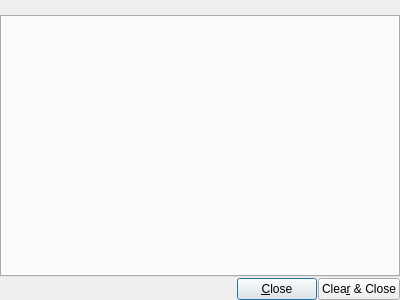
Qt form Viewer/src/ChangeNotifyDialog.ui (ecmwf/ecflow) before a commit.
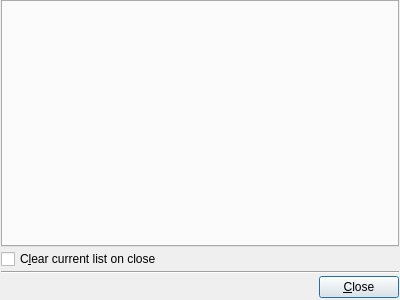
The same form after that commit. Custom widgets are drawn as their Qt base class.

```diff
--- a/Viewer/src/ChangeNotifyDialog.ui
+++ b/Viewer/src/ChangeNotifyDialog.ui
@@ -13,23 +13,22 @@
   <property name="windowTitle">
    <string>Change notification</string>
   </property>
-  <layout class="QVBoxLayout" name="verticalLayout" stretch="0,0,0">
+  <layout class="QVBoxLayout" name="verticalLayout" stretch="0,0,0,0">
    <property name="spacing">
+    <number>2</number>
+   </property>
+   <property name="leftMargin">
     <number>1</number>
    </property>
-   <property name="margin">
+   <property name="topMargin">
     <number>0</number>
    </property>
-   <item>
-    <widget class="QLabel" name="label_">
-     <property name="text">
-      <string/>
-     </property>
-     <property name="alignment">
-      <set>Qt::AlignCenter</set>
-     </property>
-    </widget>
-   </item>
+   <property name="rightMargin">
+    <number>1</number>
+   </property>
+   <property name="bottomMargin">
+    <number>2</number>
+   </property>
    <item>
     <widget class="CustomTabWidget" name="tab_">
      <property name="currentIndex">
@@ -37,6 +36,20 @@
      </property>
     </widget>
    </item>
+   <item>
+    <widget class="QCheckBox" name="clearOnCloseCb_">
+     <property name="text">
+      <string>C&amp;lear current list on close</string>
+     </property>
+    </widget>
+   </item>
+   <item>
+    <widget class="Line" name="line">
+     <property name="orientation">
+      <enum>Qt::Horizontal</enum>
+     </property>
+    </widget>
+   </item>
    <item>
     <layout class="QHBoxLayout" name="hbl">
      <item>
@@ -59,13 +72,6 @@
        </property>
       </widget>
      </item>
-     <item>
-      <widget class="QPushButton" name="clearCPb_">
-       <property name="text">
-        <string>Clea&amp;r &amp;&amp; Close</string>
-       </property>
-      </widget>
-     </item>
     </layout>
    </item>
   </layout>
```
